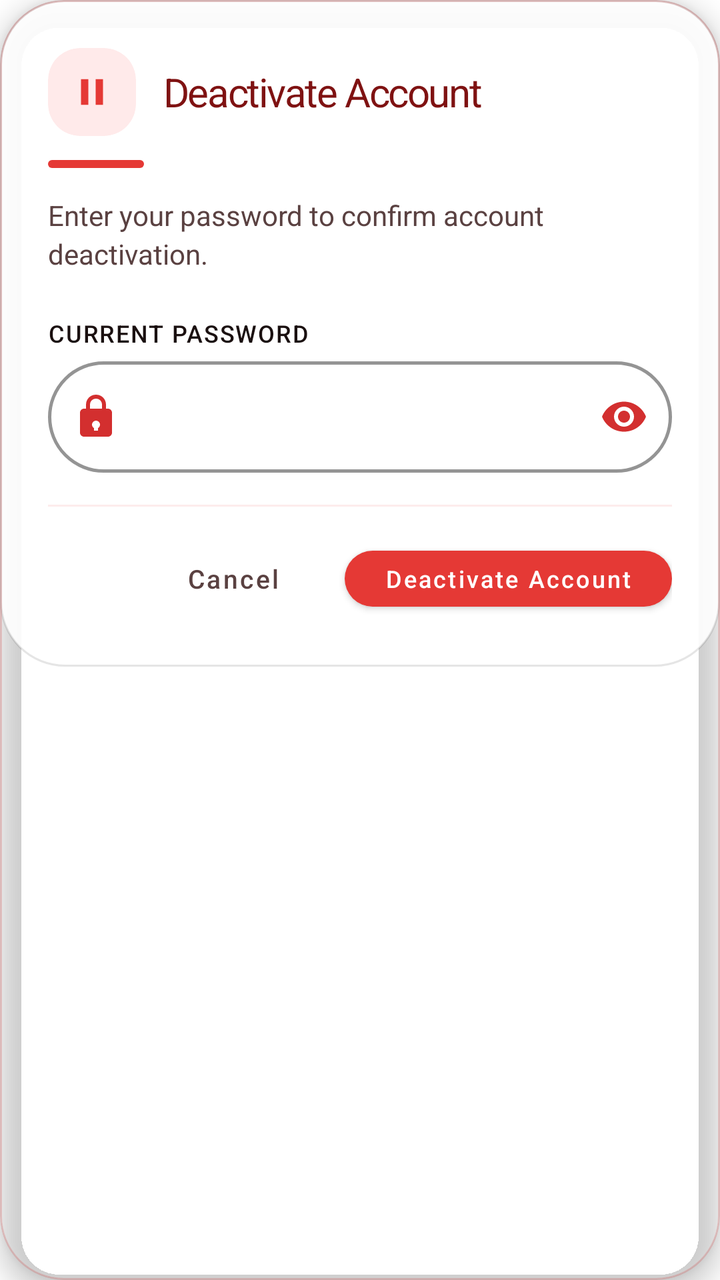
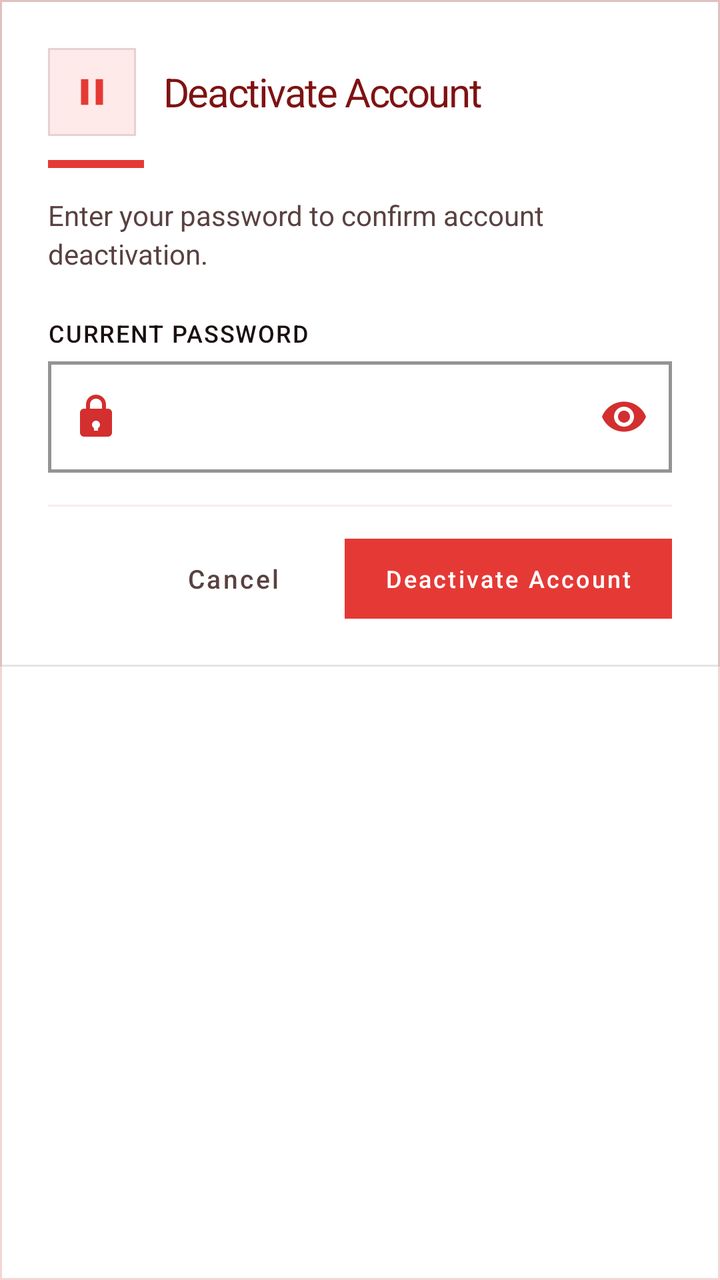

Screens rendered from an Android XML layout before and after an edit, with the pre-edit source and the edit as a unified diff.
<!-- AndroidManifest.xml: application theme Theme.VelocitySuites -->
<!-- res/layout/dialog_deactivate_account.xml -->
<?xml version="1.0" encoding="utf-8"?>
<com.google.android.material.card.MaterialCardView xmlns:android="http://schemas.android.com/apk/res/android"
    xmlns:app="http://schemas.android.com/apk/res-auto"
    style="@style/Widget.Velocity.Card.Glass"
    android:layout_width="match_parent"
    android:layout_height="wrap_content">

    <LinearLayout
        android:layout_width="match_parent"
        android:layout_height="wrap_content"
        android:background="@drawable/bg_glass_card_white"
        android:orientation="vertical"
        android:padding="24dp">

        <LinearLayout
            android:layout_width="match_parent"
            android:layout_height="wrap_content"
            android:gravity="center_vertical"
            android:orientation="horizontal">

            <com.google.android.material.card.MaterialCardView
                android:layout_width="44dp"
                android:layout_height="44dp"
                app:cardBackgroundColor="@color/velocity_orange_soft"
                app:cardCornerRadius="16dp"
                app:cardElevation="0dp">

                <ImageView
                    android:layout_width="22dp"
                    android:layout_height="22dp"
                    android:layout_gravity="center"
                    android:importantForAccessibility="no"
                    android:src="@drawable/ic_pause"
                    app:tint="@color/velocity_orange_primary" />
            </com.google.android.material.card.MaterialCardView>

            <TextView
                style="@style/TextAppearance.Velocity.ScreenTitle"
                android:layout_width="0dp"
                android:layout_height="wrap_content"
                android:layout_marginStart="14dp"
                android:layout_weight="1"
                android:text="@string/deactivate_account_title"
                android:textSize="20sp" />
        </LinearLayout>

        <View
            android:layout_width="48dp"
            android:layout_height="4dp"
            android:layout_marginTop="12dp"
            android:layout_marginBottom="14dp"
            android:background="@drawable/shape_intro_pill"
            android:backgroundTint="@color/velocity_orange_primary" />

        <TextView
            android:layout_width="match_parent"
            android:layout_height="wrap_content"
            android:layout_marginBottom="22dp"
            android:lineSpacingExtra="3dp"
            android:text="@string/deactivate_password_prompt_message"
            android:textColor="@color/velocity_text_secondary"
            android:textSize="14sp" />

        <TextView
            style="@style/TextAppearance.Velocity.Label.Input"
            android:layout_width="wrap_content"
            android:layout_height="wrap_content"
            android:layout_marginBottom="6dp"
            android:labelFor="@+id/deactivateAccountPassword"
            android:text="@string/current_password_label"
            android:textColor="@color/velocity_text_primary" />

        <com.google.android.material.textfield.TextInputLayout
            android:id="@+id/deactivateAccountPasswordLayout"
            style="@style/Widget.Velocity.TextInputLayout.OutlinedBox.Rounded"
            android:layout_width="match_parent"
            android:layout_height="wrap_content"
            android:layout_marginBottom="8dp"
            app:passwordToggleEnabled="true"
            app:startIconDrawable="@drawable/ic_lock">
            <com.google.android.material.textfield.TextInputEditText
                android:id="@+id/deactivateAccountPassword"
                android:layout_width="match_parent"
                android:layout_height="wrap_content"
                android:inputType="textPassword" />
        </com.google.android.material.textfield.TextInputLayout>

        <View
            android:layout_width="match_parent"
            android:layout_height="1dp"
            android:layout_marginTop="8dp"
            android:layout_marginBottom="16dp"
            android:background="@color/velocity_red_soft" />

        <LinearLayout
            android:layout_width="match_parent"
            android:layout_height="wrap_content"
            android:orientation="horizontal"
            android:gravity="center_vertical|end">

            <com.google.android.material.button.MaterialButton
                android:id="@+id/btnCancelDeactivateAccount"
                style="@style/Widget.MaterialComponents.Button.TextButton"
                android:layout_width="wrap_content"
                android:layout_height="40dp"
                android:text="@string/cancel_label"
                android:textColor="@color/velocity_text_secondary"
                android:textAllCaps="false"
                android:textSize="13sp" />

            <com.google.android.material.button.MaterialButton
                android:id="@+id/btnConfirmDeactivateAccount"
                android:layout_width="wrap_content"
                android:layout_height="40dp"
                android:layout_marginStart="12dp"
                android:paddingHorizontal="20dp"
                android:text="@string/deactivate_confirm_action"
                android:textAllCaps="false"
                android:textSize="12sp"
                android:textColor="@color/white"
                app:backgroundTint="@color/velocity_orange_primary"
                app:cornerRadius="24dp" />
        </LinearLayout>
    </LinearLayout>
</com.google.android.material.card.MaterialCardView>
<!-- resources referenced by this layout -->
<resources>
  <!-- drawable bg_glass_card_white (drawable) -->
  <?xml version="1.0" encoding="utf-8"?>
  <shape xmlns:android="http://schemas.android.com/apk/res/android">
      <solid android:color="#E6FFFFFF" />
      <stroke android:width="1dp" android:color="#1A000000" />
      <corners android:radius="32dp" />
  </shape>
  <!-- drawable shape_intro_pill (drawable) -->
  <?xml version="1.0" encoding="utf-8"?>
  <shape xmlns:android="http://schemas.android.com/apk/res/android">
      <solid android:color="@color/velocity_red_primary" />
      <corners android:radius="16dp" />
  </shape>
  <style name="Widget.Velocity.Card.Glass" parent="Widget.MaterialComponents.CardView">
          <item name="cardBackgroundColor">@android:color/transparent</item>
          <item name="cardCornerRadius">32dp</item>
          <item name="cardElevation">8dp</item>
          <item name="strokeColor">@color/velocity_red_alpha_20</item>
          <item name="strokeWidth">1dp</item>
          <item name="android:clickable">true</item>
          <item name="android:focusable">true</item>
          <item name="android:foreground">?attr/selectableItemBackground</item>
      </style>
  <style name="Widget.Velocity.TextInputLayout.OutlinedBox.Rounded" parent="Widget.MaterialComponents.TextInputLayout.OutlinedBox">
          <item name="boxCornerRadiusBottomEnd">32dp</item>
          <item name="boxCornerRadiusBottomStart">32dp</item>
          <item name="boxCornerRadiusTopEnd">32dp</item>
          <item name="boxCornerRadiusTopStart">32dp</item>
          <item name="boxStrokeColor">@color/velocity_red_primary</item>
          <item name="boxStrokeWidth">1.5dp</item>
          <item name="boxStrokeWidthFocused">2dp</item>
          <item name="startIconTint">@color/velocity_red_primary</item>
          <item name="endIconTint">@color/velocity_red_primary</item>
          <item name="passwordToggleTint">@color/velocity_red_primary</item>
          <item name="hintEnabled">false</item>
      </style>
  <style name="Theme.VelocitySuites" parent="Theme.MaterialComponents.DayNight.NoActionBar">
          
          <item name="colorPrimary">@color/velocity_red_primary</item>
          <item name="colorPrimaryVariant">@color/velocity_red_dark</item>
          <item name="colorOnPrimary">@color/white</item>
          
          <item name="colorSecondary">@color/velocity_red_rose</item>
          <item name="colorSecondaryVariant">@color/velocity_red_deep</item>
          <item name="colorOnSecondary">@color/white</item>
          
          <item name="android:statusBarColor">@color/velocity_red_primary</item>
          
          <item name="textAppearanceHeadline1">@style/TextAppearance.MaterialComponents.Headline1</item>
          <item name="textAppearanceHeadline2">@style/TextAppearance.MaterialComponents.Headline2</item>
          <item name="textAppearanceHeadline3">@style/TextAppearance.MaterialComponents.Headline3</item>
          <item name="textAppearanceHeadline4">@style/TextAppearance.MaterialComponents.Headline4</item>
          <item name="textAppearanceHeadline5">@style/TextAppearance.MaterialComponents.Headline5</item>
          <item name="textAppearanceHeadline6">@style/TextAppearance.MaterialComponents.Headline6</item>
          <item name="textAppearanceSubtitle1">@style/TextAppearance.MaterialComponents.Subtitle1</item>
          <item name="textAppearanceSubtitle2">@style/TextAppearance.MaterialComponents.Subtitle2</item>
          <item name="textAppearanceBody1">@style/TextAppearance.MaterialComponents.Body1</item>
          <item name="textAppearanceBody2">@style/TextAppearance.MaterialComponents.Body2</item>
          <item name="textAppearanceCaption">@style/TextAppearance.MaterialComponents.Caption</item>
          <item name="textAppearanceButton">@style/TextAppearance.MaterialComponents.Button</item>
          <item name="textAppearanceOverline">@style/TextAppearance.MaterialComponents.Overline</item>
      </style>
  <!-- unchanged entries left out for length: 21 -->
</resources>

<!-- the commit's change to res/layout/dialog_deactivate_account.xml (unified diff, before → after) -->
@@ -22,7 +22,7 @@
                 android:layout_width="44dp"
                 android:layout_height="44dp"
                 app:cardBackgroundColor="@color/velocity_orange_soft"
-                app:cardCornerRadius="16dp"
+                app:cardCornerRadius="0dp"
                 app:cardElevation="0dp">
 
                 <ImageView
@@ -119,7 +119,7 @@
                 android:textSize="12sp"
                 android:textColor="@color/white"
                 app:backgroundTint="@color/velocity_orange_primary"
-                app:cornerRadius="24dp" />
+                app:cornerRadius="0dp" />
         </LinearLayout>
     </LinearLayout>
 </com.google.android.material.card.MaterialCardView>
<!-- resource entries referenced after the edit -->
@@ -5,18 +5,18 @@
   <shape xmlns:android="http://schemas.android.com/apk/res/android">
       <solid android:color="#E6FFFFFF" />
       <stroke android:width="1dp" android:color="#1A000000" />
-      <corners android:radius="32dp" />
+      <corners android:radius="0dp" />
   </shape>
   <!-- drawable shape_intro_pill (drawable) -->
   <?xml version="1.0" encoding="utf-8"?>
   <shape xmlns:android="http://schemas.android.com/apk/res/android">
       <solid android:color="@color/velocity_red_primary" />
-      <corners android:radius="16dp" />
+      <corners android:radius="0dp" />
   </shape>
   <style name="Widget.Velocity.Card.Glass" parent="Widget.MaterialComponents.CardView">
           <item name="cardBackgroundColor">@android:color/transparent</item>
-          <item name="cardCornerRadius">32dp</item>
-          <item name="cardElevation">8dp</item>
+          <item name="cardCornerRadius">0dp</item>
+          <item name="cardElevation">0dp</item>
           <item name="strokeColor">@color/velocity_red_alpha_20</item>
           <item name="strokeWidth">1dp</item>
           <item name="android:clickable">true</item>
@@ -24,10 +24,10 @@
           <item name="android:foreground">?attr/selectableItemBackground</item>
       </style>
   <style name="Widget.Velocity.TextInputLayout.OutlinedBox.Rounded" parent="Widget.MaterialComponents.TextInputLayout.OutlinedBox">
-          <item name="boxCornerRadiusBottomEnd">32dp</item>
-          <item name="boxCornerRadiusBottomStart">32dp</item>
-          <item name="boxCornerRadiusTopEnd">32dp</item>
-          <item name="boxCornerRadiusTopStart">32dp</item>
+          <item name="boxCornerRadiusBottomEnd">0dp</item>
+          <item name="boxCornerRadiusBottomStart">0dp</item>
+          <item name="boxCornerRadiusTopEnd">0dp</item>
+          <item name="boxCornerRadiusTopStart">0dp</item>
           <item name="boxStrokeColor">@color/velocity_red_primary</item>
           <item name="boxStrokeWidth">1.5dp</item>
           <item name="boxStrokeWidthFocused">2dp</item>
@@ -61,6 +61,133 @@
           <item name="textAppearanceCaption">@style/TextAppearance.MaterialComponents.Caption</item>
           <item name="textAppearanceButton">@style/TextAppearance.MaterialComponents.Button</item>
           <item name="textAppearanceOverline">@style/TextAppearance.MaterialComponents.Overline</item>
+          
+          <item name="shapeAppearanceSmallComponent">@style/ShapeAppearance.Velocity.Square</item>
+          <item name="shapeAppearanceMediumComponent">@style/ShapeAppearance.Velocity.Square</item>
+          <item name="shapeAppearanceLargeComponent">@style/ShapeAppearance.Velocity.Square</item>
+          <item name="materialButtonStyle">@style/Widget.Velocity.Flat.Button</item>
+          <item name="materialButtonOutlinedStyle">@style/Widget.Velocity.Flat.Button.Outlined</item>
+          <item name="borderlessButtonStyle">@style/Widget.Velocity.Flat.Button.Text</item>
+          <item name="materialCardViewStyle">@style/Widget.Velocity.Card.Flat</item>
+          <item name="chipStyle">@style/Widget.Velocity.Flat.Chip</item>
+          <item name="textInputStyle">@style/Widget.Velocity.TextInputLayout.OutlinedBox.Square</item>
+          <item name="snackbarStyle">@style/Widget.Velocity.Flat.Snackbar</item>
+          <item name="materialAlertDialogTheme">@style/ThemeOverlay.Velocity.Flat.AlertDialog</item>
+          <item name="bottomSheetDialogTheme">@style/ThemeOverlay.Velocity.Flat.BottomSheetDialog</item>
+          <item name="android:windowElevation">0dp</item>
+      </style>
+  <style name="ShapeAppearance.Velocity.Square" parent="">
+          <item name="cornerFamily">rounded</item>
+          <item name="cornerSize">0dp</item>
+      </style>
+  <style name="Widget.Velocity.Flat.Button" parent="Widget.MaterialComponents.Button">
+          <item name="cornerRadius">0dp</item>
+          <item name="android:stateListAnimator">@null</item>
+          <item name="android:elevation">0dp</item>
+          <item name="android:minHeight">48dp</item>
+          <item name="android:insetTop">0dp</item>
+          <item name="android:insetBottom">0dp</item>
+          <item name="android:textAllCaps">false</item>
+          <item name="shapeAppearance">@style/ShapeAppearance.Velocity.Square</item>
+      </style>
+  <style name="Widget.Velocity.Flat.Button.Outlined" parent="Widget.MaterialComponents.Button.OutlinedButton">
+          <item name="cornerRadius">0dp</item>
+          <item name="android:stateListAnimator">@null</item>
+          <item name="android:elevation">0dp</item>
+          <item name="android:minHeight">48dp</item>
+          <item name="android:insetTop">0dp</item>
+          <item name="android:insetBottom">0dp</item>
+          <item name="android:textAllCaps">false</item>
+          <item name="strokeWidth">1dp</item>
+          <item name="strokeColor">@color/velocity_red_primary</item>
+          <item name="android:textColor">@color/velocity_red_primary</item>
+          <item name="shapeAppearance">@style/ShapeAppearance.Velocity.Square</item>
+      </style>
+  <style name="Widget.Velocity.Flat.Button.Text" parent="Widget.MaterialComponents.Button.TextButton">
+          <item name="cornerRadius">0dp</item>
+          <item name="android:stateListAnimator">@null</item>
+          <item name="android:elevation">0dp</item>
+          <item name="android:minHeight">48dp</item>
+          <item name="android:insetTop">0dp</item>
+          <item name="android:insetBottom">0dp</item>
+          <item name="android:textAllCaps">false</item>
+          <item name="shapeAppearance">@style/ShapeAppearance.Velocity.Square</item>
+      </style>
+  <style name="Widget.Velocity.Card.Flat" parent="Widget.MaterialComponents.CardView">
+          <item name="cardElevation">0dp</item>
+          <item name="cardCornerRadius">0dp</item>
+          <item name="cardBackgroundColor">@color/velocity_surface_elevated</item>
+          <item name="strokeColor">@color/velocity_divider_hairline</item>
+          <item name="strokeWidth">1dp</item>
+          <item name="shapeAppearance">@style/ShapeAppearance.Velocity.Square</item>
+      </style>
+  <style name="Widget.Velocity.Flat.Chip" parent="Widget.MaterialComponents.Chip.Choice">
+          <item name="shapeAppearance">@style/ShapeAppearance.Velocity.Square</item>
+          <item name="shapeAppearanceOverlay">@style/ShapeAppearance.Velocity.Square</item>
+          <item name="chipCornerRadius">0dp</item>
+          <item name="android:minHeight">48dp</item>
+          <item name="chipMinHeight">48dp</item>
+          <item name="chipStrokeWidth">1dp</item>
+          <item name="android:elevation">0dp</item>
+      </style>
+  <style name="Widget.Velocity.TextInputLayout.OutlinedBox.Square" parent="Widget.MaterialComponents.TextInputLayout.OutlinedBox">
+          <item name="boxCornerRadiusBottomEnd">0dp</item>
+          <item name="boxCornerRadiusBottomStart">0dp</item>
+          <item name="boxCornerRadiusTopEnd">0dp</item>
+          <item name="boxCornerRadiusTopStart">0dp</item>
+          <item name="boxStrokeColor">@color/velocity_red_primary</item>
+          <item name="boxStrokeWidth">1dp</item>
+          <item name="boxStrokeWidthFocused">2dp</item>
+          <item name="startIconTint">@color/velocity_red_primary</item>
+          <item name="endIconTint">@color/velocity_red_primary</item>
+          <item name="hintEnabled">false</item>
+      </style>
+  <style name="Widget.Velocity.Flat.Snackbar" parent="Widget.MaterialComponents.Snackbar">
+          <item name="android:background">@drawable/bg_snackbar_flat</item>
+          <item name="android:elevation">0dp</item>
+      </style>
+  <style name="ThemeOverlay.Velocity.Flat.AlertDialog" parent="ThemeOverlay.MaterialComponents.MaterialAlertDialog">
+          <item name="android:windowElevation">0dp</item>
+          <item name="shapeAppearanceOverlay">@style/ShapeAppearance.Velocity.Square</item>
+          <item name="shapeAppearanceSmallComponent">@style/ShapeAppearance.Velocity.Square</item>
+          <item name="shapeAppearanceMediumComponent">@style/ShapeAppearance.Velocity.Square</item>
+          <item name="shapeAppearanceLargeComponent">@style/ShapeAppearance.Velocity.Square</item>
+          <item name="materialButtonStyle">@style/Widget.Velocity.Flat.Button.Text</item>
+          <item name="materialButtonOutlinedStyle">@style/Widget.Velocity.Flat.Button.Outlined</item>
+          <item name="borderlessButtonStyle">@style/Widget.Velocity.Flat.Button.Text</item>
+          <item name="materialCardViewStyle">@style/Widget.Velocity.Card.Flat</item>
+          <item name="chipStyle">@style/Widget.Velocity.Flat.Chip</item>
+          <item name="textInputStyle">@style/Widget.Velocity.TextInputLayout.OutlinedBox.Square</item>
+          <item name="buttonBarPositiveButtonStyle">@style/Widget.Velocity.Flat.Button.Text</item>
+          <item name="buttonBarNegativeButtonStyle">@style/Widget.Velocity.Flat.Button.Text</item>
+          <item name="buttonBarNeutralButtonStyle">@style/Widget.Velocity.Flat.Button.Text</item>
+      </style>
+  <style name="ThemeOverlay.Velocity.Flat.BottomSheetDialog" parent="ThemeOverlay.MaterialComponents.BottomSheetDialog">
+          <item name="bottomSheetStyle">@style/Widget.Velocity.Flat.BottomSheet</item>
+          <item name="android:windowElevation">0dp</item>
+          <item name="shapeAppearanceSmallComponent">@style/ShapeAppearance.Velocity.Square</item>
+          <item name="shapeAppearanceMediumComponent">@style/ShapeAppearance.Velocity.Square</item>
+          <item name="shapeAppearanceLargeComponent">@style/ShapeAppearance.Velocity.Square</item>
+          <item name="materialButtonStyle">@style/Widget.Velocity.Flat.Button</item>
+          <item name="materialButtonOutlinedStyle">@style/Widget.Velocity.Flat.Button.Outlined</item>
+          <item name="borderlessButtonStyle">@style/Widget.Velocity.Flat.Button.Text</item>
+          <item name="materialCardViewStyle">@style/Widget.Velocity.Card.Flat</item>
+          <item name="chipStyle">@style/Widget.Velocity.Flat.Chip</item>
+          <item name="textInputStyle">@style/Widget.Velocity.TextInputLayout.OutlinedBox.Square</item>
+      </style>
+  <color name="velocity_surface_elevated">#FFFFFF</color>
+  <color name="velocity_divider_hairline">#1A000000</color>
+  <!-- drawable bg_snackbar_flat (drawable) -->
+  <?xml version="1.0" encoding="utf-8"?>
+  <shape xmlns:android="http://schemas.android.com/apk/res/android" android:shape="rectangle">
+      <solid android:color="#323232" />
+      <stroke android:width="1dp" android:color="#33FFFFFF" />
+      <corners android:radius="0dp" />
+  </shape>
+  <style name="Widget.Velocity.Flat.BottomSheet" parent="Widget.MaterialComponents.BottomSheet.Modal">
+          <item name="shapeAppearanceOverlay">@style/ShapeAppearance.Velocity.Square</item>
+          <item name="android:elevation">0dp</item>
+          <item name="backgroundTint">@color/velocity_surface_elevated</item>
       </style>
   <!-- unchanged entries left out for length: 21 -->
 </resources>
